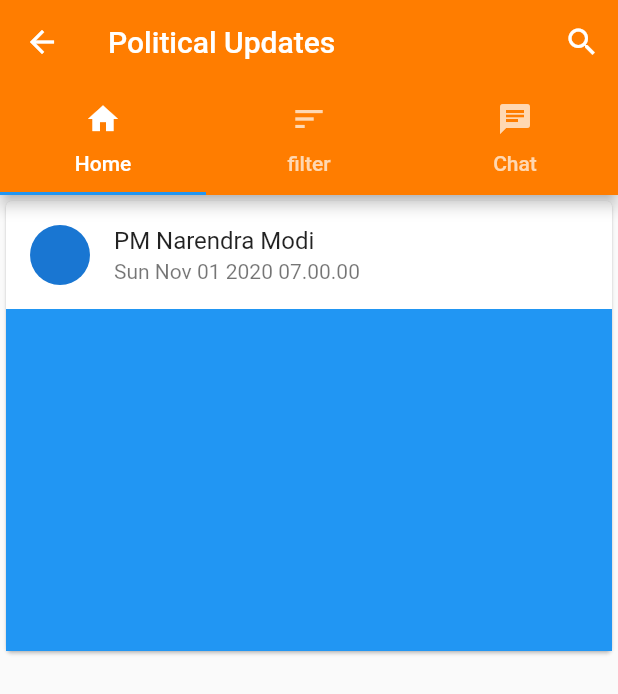
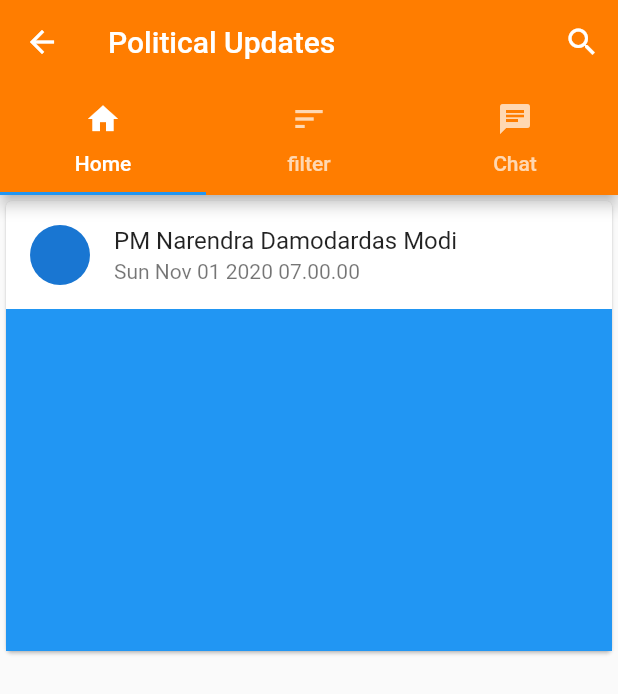
Before and after one commit to AftabBagwan/nelumbus, a Flutter app: the EventFeed screen opened directly, on a phone screen of 412 x 824 dp. Shown: the top 694 px of the screen. Run offline on Flutter 3.47's test engine with Material 2 defaults, Android fonts, the phone set to English and light mode, and no system bars; missing offline and left inert: dropdownfield.

Commit message:
Updated Home Directory

```diff
--- a/lib/constants.dart
+++ b/lib/constants.dart
@@ -6,7 +6,7 @@ const kTextfieldDecoration = InputDecoration(
   ),
   filled: true,
   fillColor: Colors.white,
-  hintText: 'Name',
+  hintText: 'Enter your Name',
   border: OutlineInputBorder(
     borderRadius: BorderRadius.all(
       Radius.circular(15.0),
--- a/lib/event.dart
+++ b/lib/event.dart
@@ -31,24 +31,31 @@ class EventFeed extends StatelessWidget {
             ),
           ),
           body: Column(
-            children:<Widget> [
+            children: <Widget>[
               Card(
                 child: Container(
                   height: 300,
-
-                  child: Column(children: <Widget>[
-                    ListTile(leading:CircleAvatar(),
-                    title: Text("PM Narendra Modi"),
-                    subtitle: Text("Sun Nov 01 2020 07.00.00"),
-                    ),
-                    Expanded(child: Container(color: Colors.blue,)),
-                    Row(children:<Widget> [
-                      Row(children: <Widget>[
-
-                      ],)
-                    ],)
-                  ],),
-            ),
+                  child: Column(
+                    children: <Widget>[
+                      ListTile(
+                        leading: CircleAvatar(),
+                        title: Text("PM Narendra Damodardas Modi"),
+                        subtitle: Text("Sun Nov 01 2020 07.00.00"),
+                      ),
+                      Expanded(
+                          child: Container(
+                        color: Colors.blue,
+                      )),
+                      Row(
+                        children: <Widget>[
+                          Row(
+                            children: <Widget>[],
+                          )
+                        ],
+                      )
+                    ],
+                  ),
+                ),
               )
             ],
           ),
```
Also changed, not shown: lib/signin.dart (+0 -12 lines), lib/signup.dart (+0 -13 lines), pubspec.lock.
